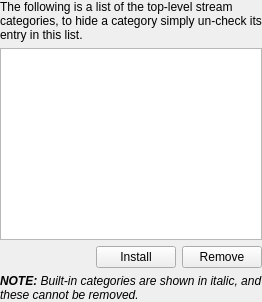
Before: the Qt Designer form streams/streamssettings.ui in CDrummond/cantata, drawn with Qt 5.
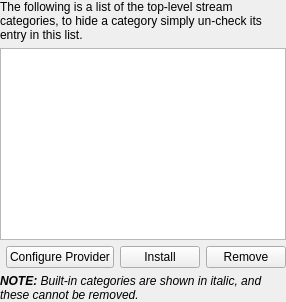
After: the same form once the commit is applied.

Commit message: Make stream category and online provider configs available from main settings dialog.

Diff of the .ui file:
```diff
--- a/streams/streamssettings.ui
+++ b/streams/streamssettings.ui
@@ -6,7 +6,7 @@
    <property name="margin">
     <number>0</number>
    </property>
-   <item row="0" column="0" colspan="3">
+   <item row="0" column="0" colspan="4">
     <widget class="QLabel" name="label">
      <property name="text">
       <string>The following is a list of the top-level stream categories, to hide a category simply un-check its entry in this list.</string>
@@ -16,7 +16,7 @@
      </property>
     </widget>
    </item>
-   <item row="1" column="0" colspan="3">
+   <item row="1" column="0" colspan="4">
     <widget class="QListWidget" name="categories"/>
    </item>
    <item row="2" column="0">
@@ -36,6 +36,19 @@
     </spacer>
    </item>
    <item row="2" column="1">
+    <widget class="QPushButton" name="configureButton">
+     <property name="sizePolicy">
+      <sizepolicy hsizetype="Preferred" vsizetype="Fixed">
+       <horstretch>0</horstretch>
+       <verstretch>0</verstretch>
+      </sizepolicy>
+     </property>
+     <property name="text">
+      <string>Configure Provider</string>
+     </property>
+    </widget>
+   </item>
+   <item row="2" column="2">
     <widget class="QPushButton" name="installButton">
      <property name="sizePolicy">
       <sizepolicy hsizetype="Preferred" vsizetype="Fixed">
@@ -48,7 +61,7 @@
      </property>
     </widget>
    </item>
-   <item row="2" column="2">
+   <item row="2" column="3">
     <widget class="QPushButton" name="removeButton">
      <property name="sizePolicy">
       <sizepolicy hsizetype="Preferred" vsizetype="Fixed">
@@ -61,7 +74,7 @@
      </property>
     </widget>
    </item>
-   <item row="3" column="0" colspan="3">
+   <item row="3" column="0" colspan="4">
     <widget class="QLabel" name="note">
      <property name="text">
       <string>&lt;i&gt;&lt;b&gt;NOTE:&lt;/b&gt; Built-in categories are shown in italic, and these cannot be removed.&lt;/i&gt;</string>
```
The commit also changes 14 other files.
